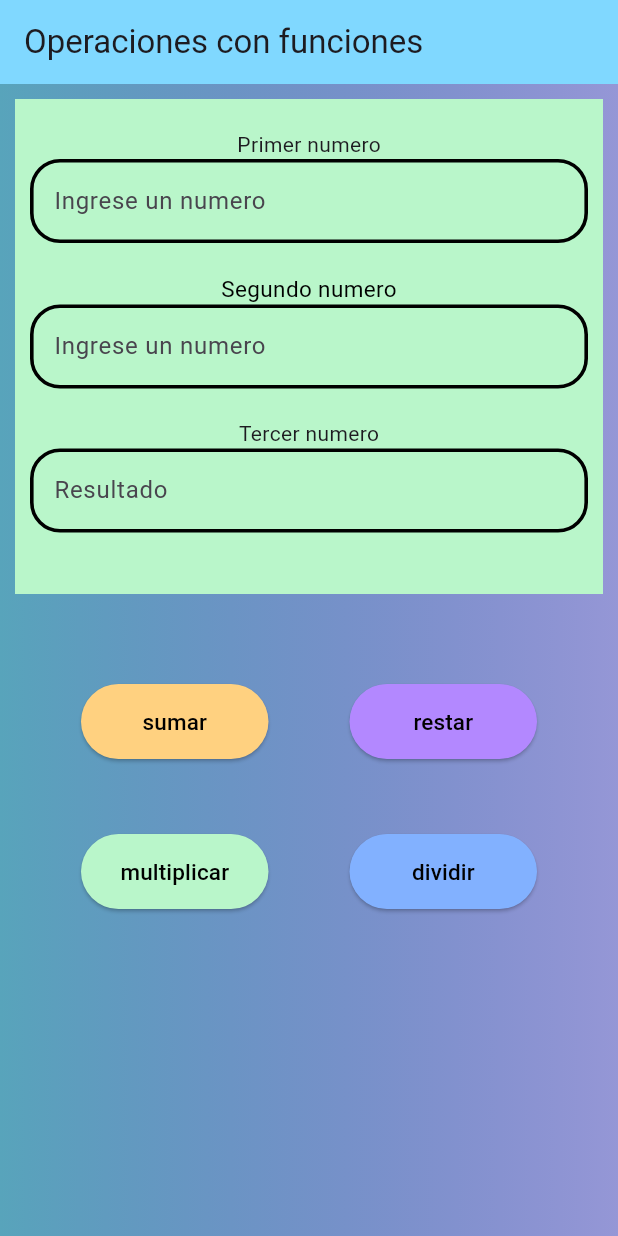
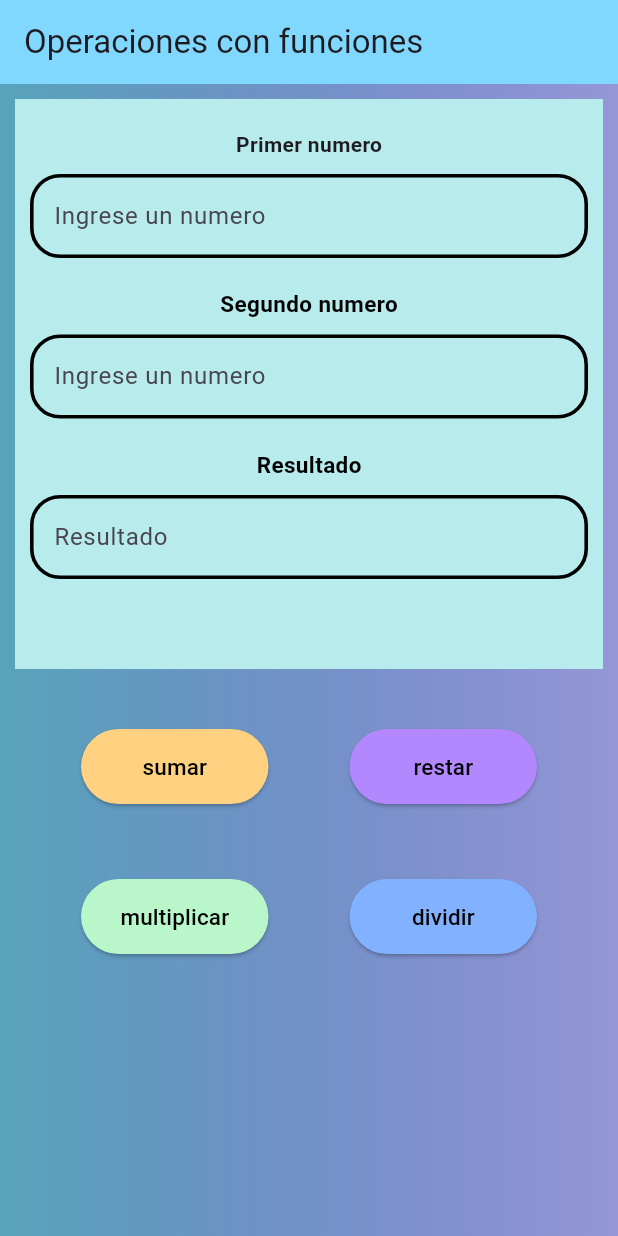
Before and after one commit to MelanyRM25/operaciones_funciones_flutter, a Flutter app: the screen it shows after launch, on a phone screen of 412 x 824 dp. Run offline on Flutter 3.47's test engine with Material 3 defaults, Android fonts, the phone set to English and light mode, and no system bars.

Commit message:
Operacines con FLutter usando funciones

```diff
--- a/lib/pages/home.dart
+++ b/lib/pages/home.dart
@@ -66,8 +66,9 @@ class _FuncionState extends State<Funcion> {
                 padding: new EdgeInsets.all(10.0),
                 margin: EdgeInsets.all(10),
                 width: double.infinity,
-                height: 330,
-                color: Colors.greenAccent.shade100,
+                height: 380,
+                color: const Color.fromARGB(255, 183, 235, 236),
+                //color: Colors.transparent,
                 child: Column(
                   children: [
                     SizedBox(
@@ -75,6 +76,10 @@ class _FuncionState extends State<Funcion> {
                     ),
                     Text(
                       "Primer numero",
+                      style: TextStyle(fontWeight: FontWeight.bold),
+                    ),
+                    SizedBox(
+                      height: 10,
                     ),
                     TextField(
                       controller: _num1,
@@ -90,7 +95,13 @@ class _FuncionState extends State<Funcion> {
                     ),
                     Text(
                       "Segundo numero",
-                      style: TextStyle(color: Colors.black, fontSize: 15),
+                      style: TextStyle(
+                          color: Colors.black,
+                          fontSize: 15,
+                          fontWeight: FontWeight.bold),
+                    ),
+                    SizedBox(
+                      height: 10,
                     ),
                     TextField(
                       controller: _num2,
@@ -104,7 +115,16 @@ class _FuncionState extends State<Funcion> {
                     SizedBox(
                       height: 20,
                     ),
-                    Text("Tercer numero"),
+                    Text(
+                      "Resultado",
+                      style: TextStyle(
+                          color: Colors.black,
+                          fontSize: 15,
+                          fontWeight: FontWeight.bold),
+                    ),
+                    SizedBox(
+                      height: 10,
+                    ),
                     TextField(
                       controller: _resultado,
                       decoration: InputDecoration(
@@ -119,7 +139,7 @@ class _FuncionState extends State<Funcion> {
                   ],
                 ),
               ),
-              SizedBox(height: 50),
+              SizedBox(height: 30),
               Row(
                 mainAxisAlignment: MainAxisAlignment.spaceEvenly,
                 children: [
```
